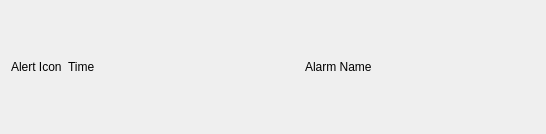
Qt form brainframe_qt/ui/main_window/video_expanded_view/alert_log/alert_log_entry/alert_log_entry.ui (aotuai/brainframe-qt) before a commit.
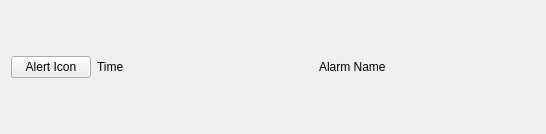
The same form after that commit.

Commit message:
Alerts now show descriptive message when their icon is clicked.
Region is still TODO

What changed in the file:
```diff
--- a/brainframe_qt/ui/main_window/video_expanded_view/alert_log/alert_log_entry/alert_log_entry.ui
+++ b/brainframe_qt/ui/main_window/video_expanded_view/alert_log/alert_log_entry/alert_log_entry.ui
@@ -13,7 +13,7 @@
   <property name="windowTitle">
    <string>Form</string>
   </property>
-  <layout class="QVBoxLayout" name="verticalLayout">
+  <layout class="QHBoxLayout" name="horizontalLayout_2">
    <property name="topMargin">
     <number>0</number>
    </property>
@@ -21,11 +21,9 @@
     <number>0</number>
    </property>
    <item>
-    <layout class="QHBoxLayout" name="horizontalLayout">
-     <item>
-      <widget class="QLabel" name="alert_icon_label">
+    <widget class="QPushButton" name="alert_icon_button">
        <property name="sizePolicy">
-        <sizepolicy hsizetype="Maximum" vsizetype="Preferred">
+      <sizepolicy hsizetype="Maximum" vsizetype="Fixed">
          <horstretch>0</horstretch>
          <verstretch>0</verstretch>
         </sizepolicy>
@@ -48,8 +46,6 @@
         <string>Alarm Name</string>
        </property>
       </widget>
-     </item>
-    </layout>
    </item>
   </layout>
  </widget>
```
Lines whose indentation alone changed are shown as unchanged. The commit also changes 2 other files.
